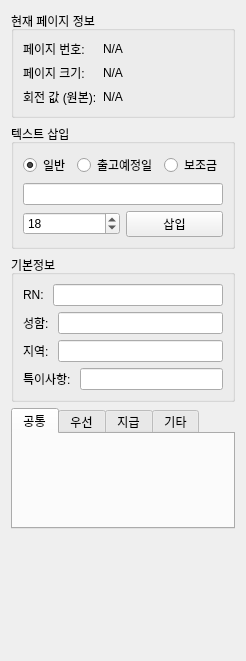
First picture: the form in ui/info_panel.ui, repository Glen-Lee-glitch/new_viewer, before the edit.
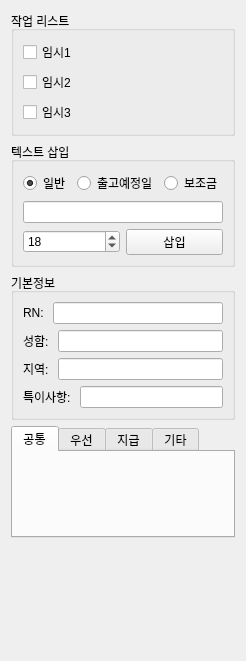
Second picture: the form after the edit.

Commit message:
refactor: info_panel '현재 페이지 정보'를 '작업 리스트' 체크박스로 변경
- ui/info_panel.ui: 기존 '현재 페이지 정보' 그룹박스를 '작업 리스트'로 변경하고, 페이지 정보 라벨들을 제거한 후 체크박스 3개('임시1', '임시2', '임시3')를 추가했습니다.
- widgets/info_panel_widget.py: `reset_task_checkboxes()` 메서드를 추가하여 체크박스 초기화 기능을 구현하고, 더 이상 사용되지 않는 UI 요소 관련 코드를 정리했습니다.
- widgets/main_window.py: PDF 문서가 로드되어 알람 위젯에서 정보 패널로 전환될 때, 작업 리스트 체크박스가 항상 초기화(해제)되도록 `load_document` 메서드에 호출을 추가했습니다.

Diff of the .ui file:
```diff
--- a/ui/info_panel.ui
+++ b/ui/info_panel.ui
@@ -17,48 +17,27 @@
    <item>
     <widget class="QGroupBox" name="groupBox_2">
      <property name="title">
-      <string>현재 페이지 정보</string>
+      <string>작업 리스트</string>
      </property>
-     <layout class="QFormLayout" name="formLayout_2">
-      <item row="0" column="0">
-       <widget class="QLabel" name="label_7">
+     <layout class="QVBoxLayout" name="verticalLayout_task_list">
+      <item>
+       <widget class="QCheckBox" name="checkBox_task_1">
         <property name="text">
-         <string>페이지 번호:</string>
+         <string>임시1</string>
         </property>
        </widget>
       </item>
-      <item row="0" column="1">
-       <widget class="QLabel" name="label_current_page">
+      <item>
+       <widget class="QCheckBox" name="checkBox_task_2">
         <property name="text">
-         <string>N/A</string>
+         <string>임시2</string>
         </property>
        </widget>
       </item>
-      <item row="1" column="0">
-       <widget class="QLabel" name="label_9">
+      <item>
+       <widget class="QCheckBox" name="checkBox_task_3">
         <property name="text">
-         <string>페이지 크기:</string>
-        </property>
-       </widget>
-      </item>
-      <item row="1" column="1">
-       <widget class="QLabel" name="label_page_dims">
-        <property name="text">
-         <string>N/A</string>
-        </property>
-       </widget>
-      </item>
-      <item row="2" column="0">
-       <widget class="QLabel" name="label_11">
-        <property name="text">
-         <string>회전 값 (원본):</string>
-        </property>
-       </widget>
-      </item>
-      <item row="2" column="1">
-       <widget class="QLabel" name="label_page_rotation">
-        <property name="text">
-         <string>N/A</string>
+         <string>임시3</string>
         </property>
        </widget>
       </item>
```
The commit also changes 2 other files.
